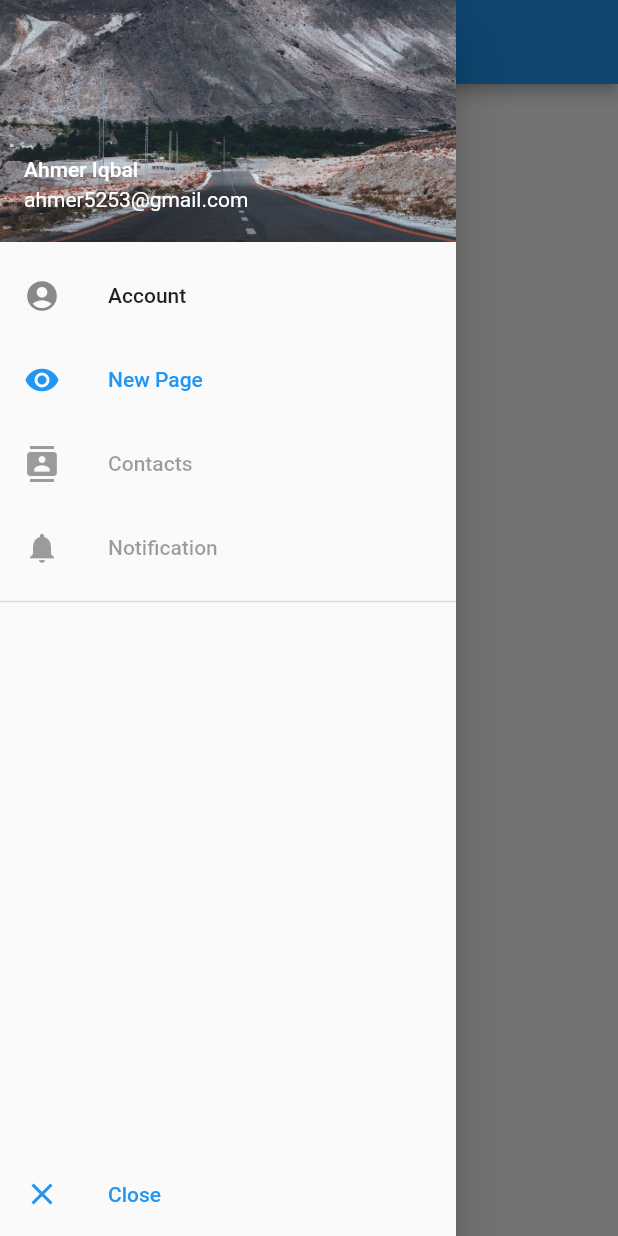
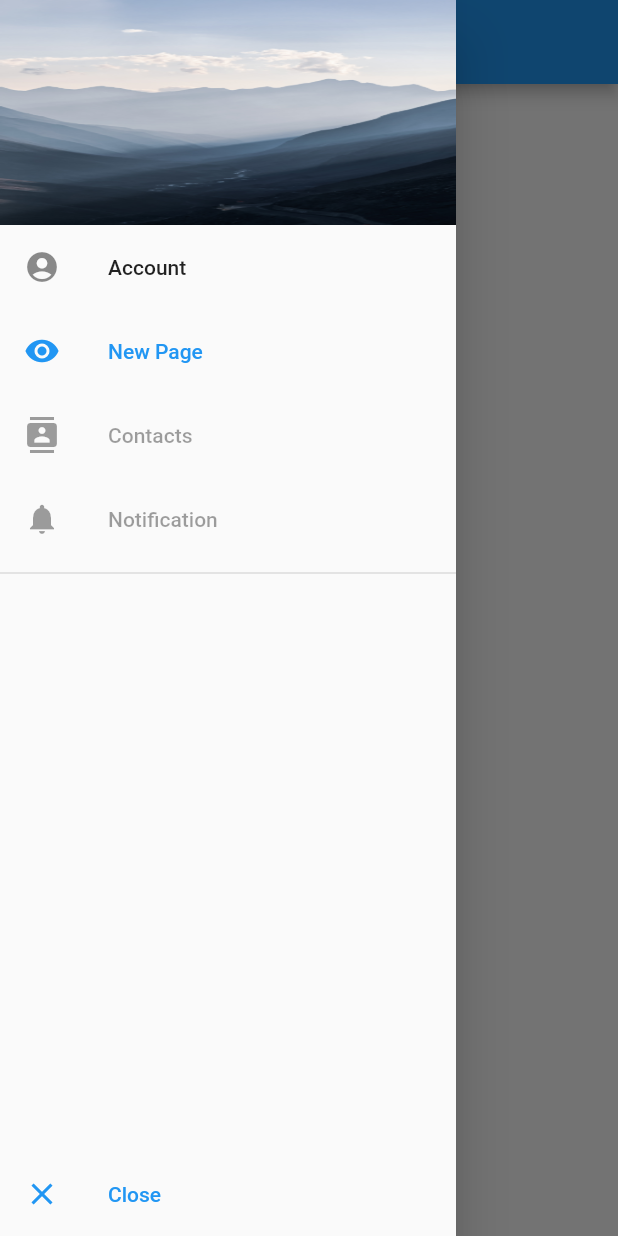
Before and after one commit to JoniPahikainen/Wh_flutter_project, a Flutter app: the screen it shows after launch, with the side drawer open, on a phone screen of 412 x 824 dp. Run offline on Flutter 3.47's test engine with Material 2 defaults, Android fonts, the light colour scheme and no system bars.

Commit message:
better header in drawer

```diff
--- a/uusiaa/lib/DrawerFile.dart
+++ b/uusiaa/lib/DrawerFile.dart
@@ -18,15 +18,15 @@ class _MyDrawerState extends State<MyDrawer> {
         mainAxisSize: MainAxisSize.max,
         children: [
           // DrawerHeader(child: Text('Ahmer')),
-          const UserAccountsDrawerHeader(
-            decoration: BoxDecoration(
+          Container(
+            height: 150.0,
+            width: double.infinity,
+            decoration: const BoxDecoration(
               image: DecorationImage(
-                image: AssetImage("assets/images/toka.jpg"),
-                fit: BoxFit.cover,
+                image: AssetImage("assets/images/eka.jpg"),
+                fit: BoxFit.fill,
               ),
             ),
-            accountName: Text('Ahmer Iqbal'),
-            accountEmail: Text('ahmer5253@gmail.com'),
           ),
           ListTile(
             leading: const Icon(Icons.account_circle),
```
